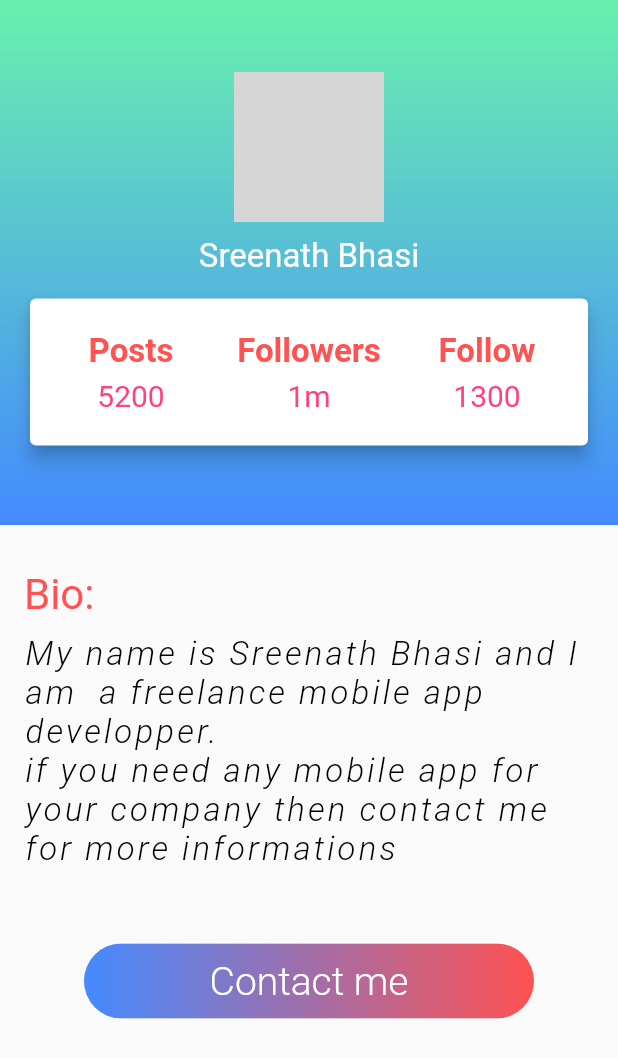
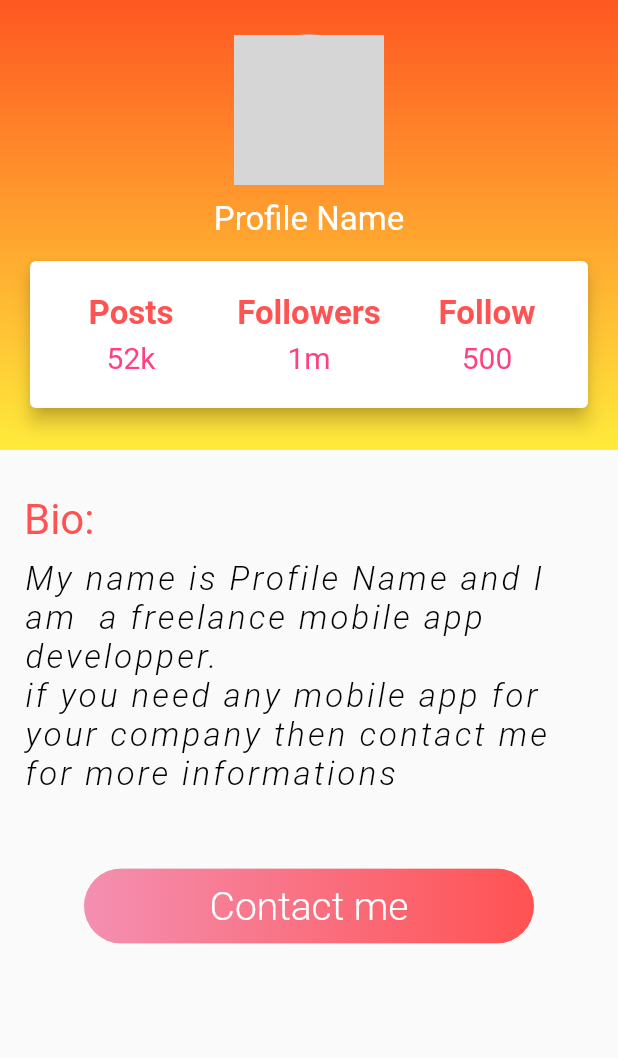
Before and after one commit to aruntr369/sample_flupro_lum, a Flutter app: the ProfileApp screen opened directly, on a phone screen of 412 x 824 dp. Shown: the top 1058 px of the screen. Run offline on Flutter 3.47's test engine with Material 2 defaults, Android fonts, the phone set to English and light mode, and no system bars; our stand-ins replace carousel_slider, flutter_staggered_animations, simple_animations, splashscreen; missing offline and left inert: spring; network calls fail; grey boxes are pictures that could not be loaded.

Commit message:
ui 2 update

```diff
--- /dev/null
+++ b/lib/apiis/getEX/mainn.dart
@@ -0,0 +1,20 @@
+import 'package:flutter/material.dart';
+import 'package:sample_flupro/apiis/getEX/views/home_page.dart';
+
+void main(){
+  runApp(const MyApp());
+}
+class MyApp extends StatelessWidget {
+  const MyApp({Key? key}) : super(key: key);
+
+  @override
+  Widget build(BuildContext context) {
+    return MaterialApp(
+      title: 'flutter Demo',
+      theme: ThemeData(
+        primarySwatch: Colors.blue,
+      ),
+      home: HomePage(),
+    );
+  }
+}
--- a/lib/task/ui2.dart
+++ b/lib/task/ui2.dart
@@ -16,12 +16,12 @@ class ProfileApp extends StatelessWidget {
                   gradient: LinearGradient(
                       begin: Alignment.topCenter,
                       end: Alignment.bottomCenter,
-                      colors: [Colors.greenAccent, Colors.blueAccent]
+                      colors: [Colors.deepOrange, Colors.yellow]
                   )
               ),
               child: Container(
                 width: double.infinity,
-                height: 350.0,
+                height: 300.0,
                 child: Center(
                   child: Column(
                     crossAxisAlignment: CrossAxisAlignment.center,
@@ -29,7 +29,7 @@ class ProfileApp extends StatelessWidget {
                     children: <Widget>[
                       CircleAvatar(
                         backgroundImage: NetworkImage(
-                          "https://p16.resso.me/img/tos-alisg-i-0000/693866b2b4cb4e5c907400b86beacb1c~c5_500x500.jpg",
+                          "https://cdn.allthings.how/wp-content/uploads/2020/10/allthings.how-how-to-change-your-profile-picture-on-google-meet-profile-photo-759x427.png?width=600",
                         ),
                         radius: 50.0,
                       ),
@@ -37,7 +37,7 @@ class ProfileApp extends StatelessWidget {
                         height: 10.0,
                       ),
                       Text(
-                        "Sreenath Bhasi",
+                        "Profile Name",
                         style: TextStyle(
                           fontSize: 22.0,
                           color: Colors.white,
@@ -71,7 +71,7 @@ class ProfileApp extends StatelessWidget {
                                       height: 5.0,
                                     ),
                                     Text(
-                                      "5200",
+                                      "52k",
                                       style: TextStyle(
                                         fontSize: 20.0,
                                         color: Colors.pinkAccent,
@@ -121,7 +121,7 @@ class ProfileApp extends StatelessWidget {
                                       height: 5.0,
                                     ),
                                     Text(
-                                      "1300",
+                                      "500",
                                       style: TextStyle(
                                         fontSize: 20.0,
                                         color: Colors.pinkAccent,
@@ -157,7 +157,7 @@ class ProfileApp extends StatelessWidget {
                   SizedBox(
                     height: 10.0,
                   ),
-                  Text('My name is Sreenath Bhasi and I am  a freelance mobile app developper.\n'
+                  Text('My name is Profile Name and I am  a freelance mobile app developper.\n'
                       'if you need any mobile app for your company then contact me for more informations',
                     style: TextStyle(
                       fontSize: 22.0,
@@ -189,7 +189,7 @@ class ProfileApp extends StatelessWidget {
                     gradient: LinearGradient(
                         begin: Alignment.centerRight,
                         end: Alignment.centerLeft,
-                        colors: [Colors.redAccent,Colors.blueAccent]
+                        colors: [Colors.redAccent,Colors.pink.shade200]
                     ),
                     borderRadius: BorderRadius.circular(30.0),
                   ),
--- a/pubspec.yaml
+++ b/pubspec.yaml
@@ -35,6 +35,7 @@ dependencies:
   animations:
   flutter_staggered_animations: ^1.0.0
   spring: ^2.0.2
+  http: ^0.13.4
 
 
   # The following adds the Cupertino Icons font to your application.
```
Also changed, not shown: lib/apiis/getEX/models/post.dart (added, +37 -0 lines), lib/apiis/getEX/services/remote_service.dart (added, +16 -0 lines), lib/apiis/getEX/views/home_page.dart (added, +91 -0 lines), pubspec.lock.
